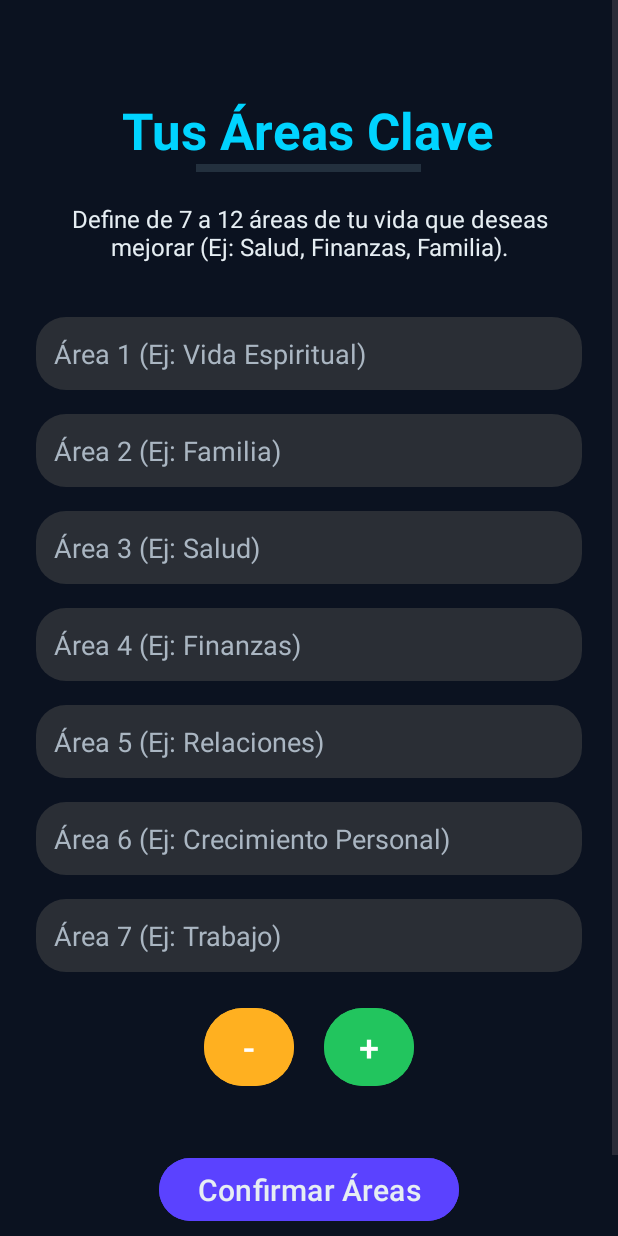
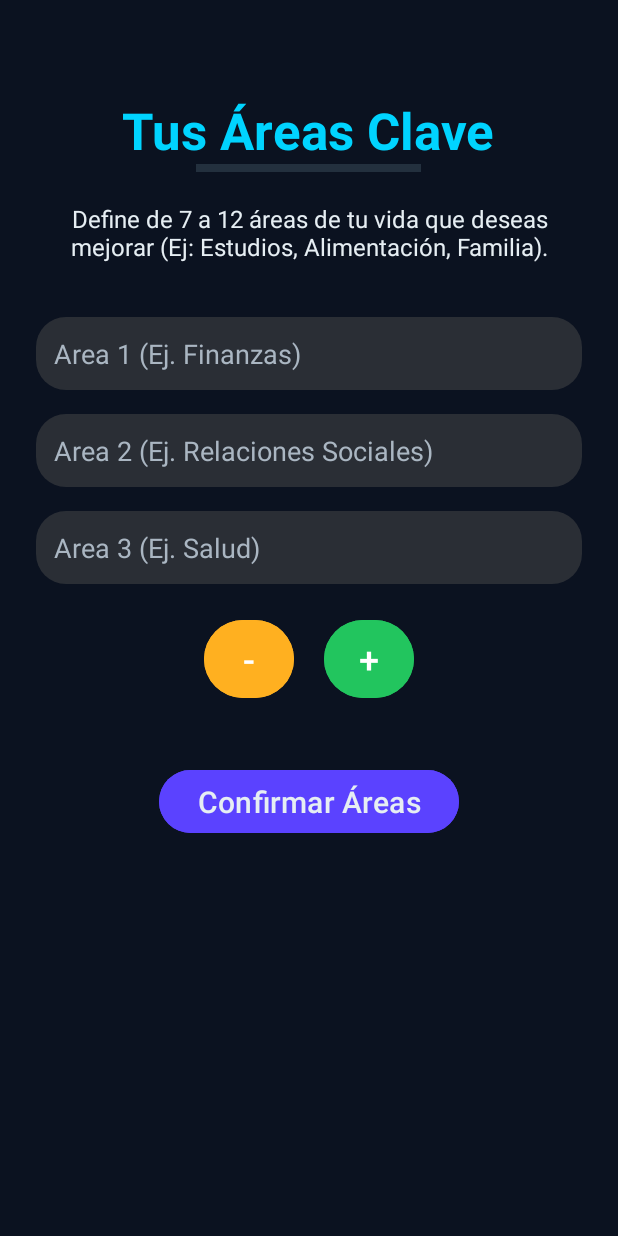
Before and after one commit to Bcio01/InfinityLive, an Android app: the SelectAreaActivity screen opened directly, with no data from a screen before it, on a phone screen of 412 x 824 dp. Run offline under Robolectric (Android 15) with nearby library versions, the light colour scheme and no system bars; our stand-ins replace Firebase (no records; nobody signed in at launch, a user with empty details on screens opened directly).

Commit message:
Agregar strings

```diff
--- a/app/src/main/java/com/saamael/infinitylive/SelectAreaActivity.kt
+++ b/app/src/main/java/com/saamael/infinitylive/SelectAreaActivity.kt
@@ -18,7 +18,7 @@ class SelectAreaActivity : AppCompatActivity() {
     private lateinit var mAuth: FirebaseAuth
     private lateinit var db: FirebaseFirestore
 
-    private val MIN_AREAS = 7
+    private val MIN_AREAS = 3
     private val MAX_AREAS = 12
 
     override fun onCreate(savedInstanceState: Bundle?) {
@@ -81,7 +81,7 @@ class SelectAreaActivity : AppCompatActivity() {
             // Borra el último campo de texto añadido
             binding.layoutAreasDinamicas.removeViewAt(numeroActualDeAreas - 1)
         } else {
-            Toast.makeText(this, "Mínimo de 7 áreas requerido", Toast.LENGTH_SHORT).show()
+            Toast.makeText(this, "Mínimo de 3 áreas requerido", Toast.LENGTH_SHORT).show()
         }
     }
 
--- a/app/src/main/res/layout/activity_main.xml
+++ b/app/src/main/res/layout/activity_main.xml
@@ -14,7 +14,7 @@
         android:id="@+id/tvTitle"
         android:layout_width="wrap_content"
         android:layout_height="wrap_content"
-        android:text="Infinity Live"
+        android:text="@string/welcome_title"
         android:textColor="@color/acent"
         android:textSize="34sp"
         android:textStyle="bold"
@@ -28,7 +28,7 @@
         android:id="@+id/tvBienvenido"
         android:layout_width="wrap_content"
         android:layout_height="wrap_content"
-        android:text="Bienvenido"
+        android:text="@string/welcome_text"
         android:textColor="@color/text_secondary"
         android:textSize="25sp"
         app:layout_constraintBottom_toBottomOf="parent"
@@ -54,7 +54,7 @@
         android:layout_width="200sp"
         android:layout_height="60sp"
         android:backgroundTint="@color/achievement"
-        android:text="Comenzar"
+        android:text="@string/welcome_btn"
         android:textColor="@color/text_primary"
         android:textSize="20sp"
         app:cornerRadius="60sp"
--- a/app/src/main/res/layout/activity_select_area.xml
+++ b/app/src/main/res/layout/activity_select_area.xml
@@ -33,7 +33,7 @@
             android:layout_height="wrap_content"
             android:layout_marginTop="20sp"
             android:layout_marginBottom="20sp"
-            android:text="Define de 7 a 12 áreas de tu vida que deseas mejorar (Ej: Salud, Finanzas, Familia)."
+            android:text="@string/context_areas"
             android:textSize="16sp"
             android:textColor="@color/text_primary"
             android:gravity="center_horizontal"/>
@@ -49,7 +49,7 @@
                 android:layout_height="wrap_content"
                 android:layout_marginTop="16sp"
                 android:background="@drawable/rounded_input"
-                android:hint="Área 1 (Ej: Vida Espiritual)"
+                android:hint="@string/example_area_1"
                 android:inputType="textCapSentences"
                 android:textColor="@color/text_primary"
                 android:textColorHint="@color/text_secondary" />
@@ -58,7 +58,7 @@
                 android:layout_width="match_parent"
                 android:layout_height="wrap_content"
                 android:layout_marginTop="16sp"
-                android:hint="Área 2 (Ej: Familia)"
+                android:hint="@string/example_area_2"
                 android:inputType="textCapSentences"
                 android:background="@drawable/rounded_input"
                 android:textColor="@color/text_primary"
@@ -68,52 +68,11 @@
                 android:layout_width="match_parent"
                 android:layout_height="wrap_content"
                 android:layout_marginTop="16dp"
-                android:hint="Área 3 (Ej: Salud)"
+                android:hint="@string/example_area_3"
                 android:inputType="textCapSentences"
                 android:background="@drawable/rounded_input"
                 android:textColor="@color/text_primary"
                 android:textColorHint="@color/text_secondary"/>
-
-            <EditText
-                android:layout_width="match_parent"
-                android:layout_height="wrap_content"
-                android:layout_marginTop="16dp"
-                android:hint="Área 4 (Ej: Finanzas)"
-                android:inputType="textCapSentences"
-                android:background="@drawable/rounded_input"
-                android:textColor="@color/text_primary"
-                android:textColorHint="@color/text_secondary"/>
-
-            <EditText
-                android:layout_width="match_parent"
-                android:layout_height="wrap_content"
-                android:layout_marginTop="16dp"
-                android:hint="Área 5 (Ej: Relaciones)"
-                android:inputType="textCapSentences"
-                android:background="@drawable/rounded_input"
-                android:textColor="@color/text_primary"
-                android:textColorHint="@color/text_secondary"/>
-
-            <EditText
-                android:layout_width="match_parent"
-                android:layout_height="wrap_content"
-                android:layout_marginTop="16dp"
-                android:hint="Área 6 (Ej: Crecimiento Personal)"
-                android:inputType="textCapSentences"
-                android:background="@drawable/rounded_input"
-                android:textColor="@color/text_primary"
-                android:textColorHint="@color/text_secondary"/>
-
-            <EditText
-                android:layout_width="match_parent"
-                android:layout_height="wrap_content"
-                android:layout_marginTop="16dp"
-                android:hint="Área 7 (Ej: Trabajo)"
-                android:inputType="textCapSentences"
-                android:background="@drawable/rounded_input"
-                android:textColor="@color/text_primary"
-                android:textColorHint="@color/text_secondary"/>
-
         </LinearLayout>
 
         <LinearLayout
@@ -147,7 +106,7 @@
             android:layout_height="50sp"
             android:layout_marginTop="40dp"
             android:layout_marginBottom="40dp"
-            android:text="Confirmar Áreas"
+            android:text="@string/btn_areas_text"
             android:textSize="20sp"
             android:backgroundTint="@color/achievement"
             android:textColor="@color/text_primary"/>
--- a/app/src/main/res/layout/item_habito_negativo.xml
+++ b/app/src/main/res/layout/item_habito_negativo.xml
@@ -16,7 +16,7 @@
         android:layout_width="50dp"
         android:layout_height="50dp"
         android:text="-"
-        android:textColor="@color/warning"
+        android:textColor="@color/penalty"
         android:textSize="24sp"
         android:layout_marginEnd="16dp"/>
 
```
Also changed, not shown: app/src/main/res/layout/activity_inicio.xml (+13 -11 lines), app/src/main/res/layout/activity_login.xml (+9 -8 lines), app/src/main/res/layout/activity_perfil.xml (+9 -9 lines), app/src/main/res/layout/activity_register.xml (+9 -8 lines), app/src/main/res/layout/layout_side_menu.xml (+7 -7 lines), app/src/main/res/values/strings.xml (+65 -0 lines), 1 other file.
